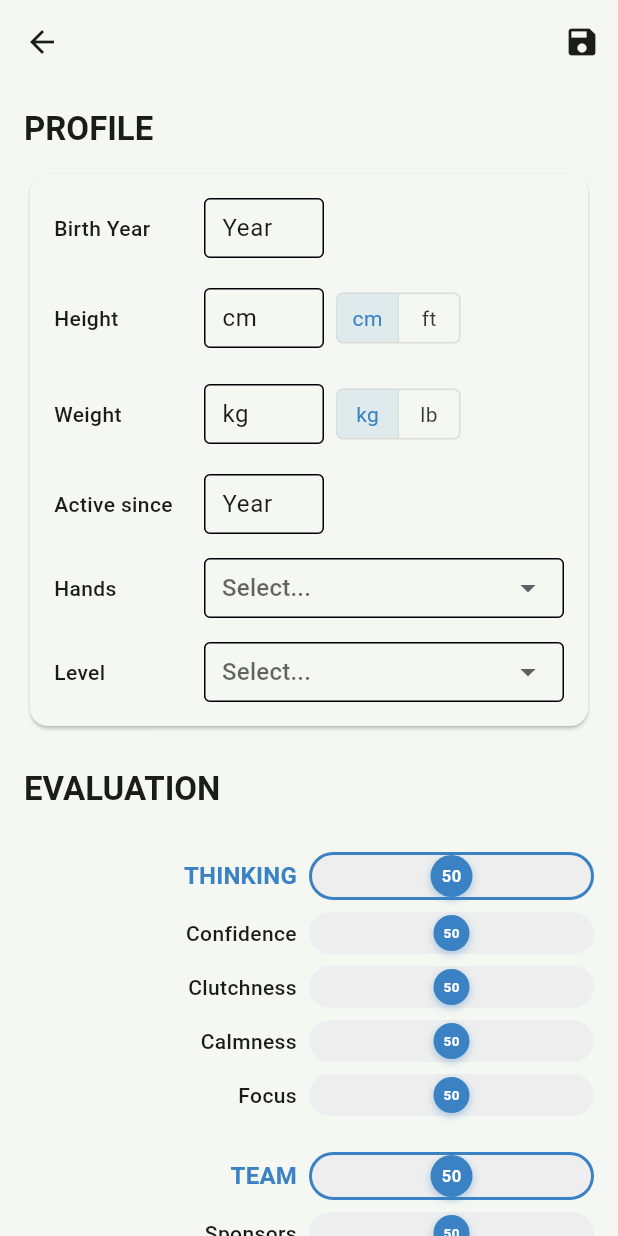
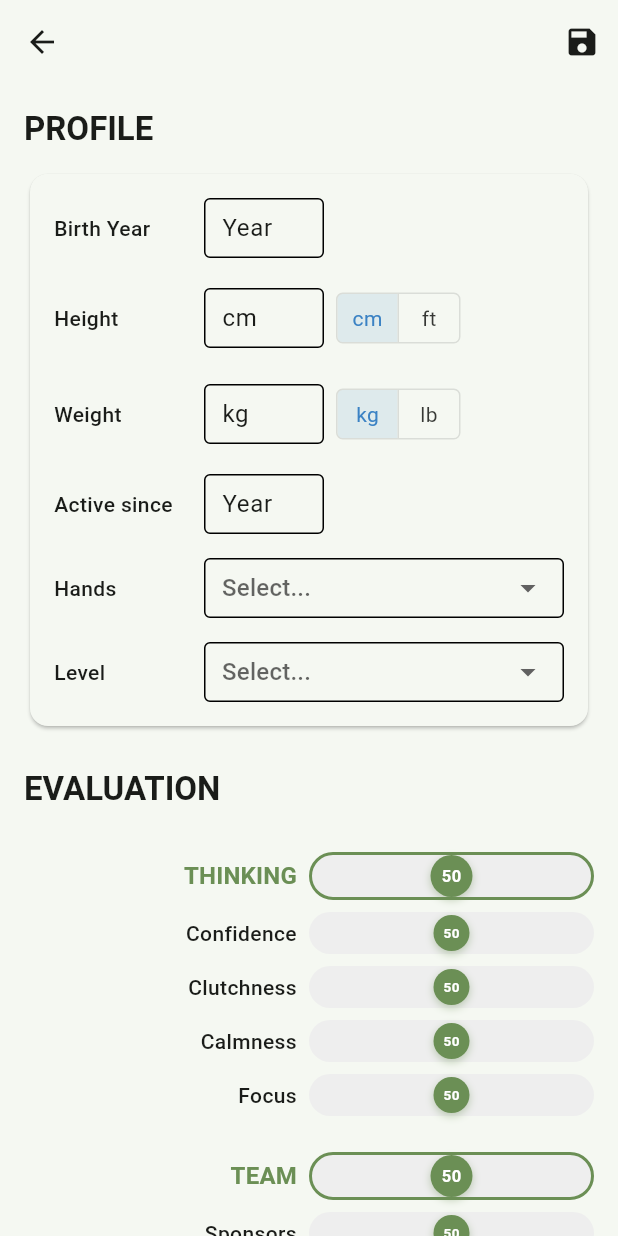
Before and after one commit to vladastankovics-cloud/tennis_tactics_agent, a Flutter app: the OpponentProfileScreen screen opened directly with empty values, on a phone screen of 412 x 824 dp. Run offline on Flutter 3.47's test engine with Material 3 defaults, Android fonts, the phone set to English and light mode, and no system bars; our stand-ins replace flutter_markdown, flutter_secure_storage, google_generative_ai, sqflite, supabase_flutter; accounts and stored records are empty.

Commit message:
Auto backup: Wed 08/05/2026 14:20:57.39

```diff
--- a/lib/screens/match_form_screen.dart
+++ b/lib/screens/match_form_screen.dart
@@ -656,7 +656,7 @@ class _MatchFormScreenState extends State<MatchFormScreen> {
                       border: const OutlineInputBorder(),
                       prefixIcon: const Icon(Icons.person, color: Colors.white),
                       suffixIcon: IconButton(
-                        icon: const Icon(Icons.analytics_outlined),
+                        icon: const Icon(Icons.edit),
                         onPressed: _openPartnerProfile,
                         tooltip: 'View partner profile',
                       ),
@@ -699,7 +699,7 @@ class _MatchFormScreenState extends State<MatchFormScreen> {
                     border: const OutlineInputBorder(),
                     prefixIcon: const Icon(Icons.person, color: Colors.black),
                     suffixIcon: IconButton(
-                      icon: const Icon(Icons.analytics_outlined),
+                      icon: const Icon(Icons.edit),
                       onPressed: _openOpponentProfile,
                       tooltip: 'View opponent profile',
                     ),
@@ -749,7 +749,7 @@ class _MatchFormScreenState extends State<MatchFormScreen> {
                       border: const OutlineInputBorder(),
                       prefixIcon: const Icon(Icons.person, color: Colors.black),
                       suffixIcon: IconButton(
-                        icon: const Icon(Icons.analytics_outlined),
+                        icon: const Icon(Icons.edit),
                         onPressed: _openOpponent2Profile,
                         tooltip: 'View opponent 2 profile',
                       ),
--- a/lib/screens/my_profile_screen.dart
+++ b/lib/screens/my_profile_screen.dart
@@ -687,8 +687,8 @@ class _MyProfileScreenState extends State<MyProfileScreen> {
   List<Widget> _buildEvaluationSection() {
     final List<Widget> widgets = [];
 
-    // Color for user profile - use theme secondary color
-    final userColor = Theme.of(context).colorScheme.secondary;
+    // Color for user profile - use strength blue
+    const userColor = Color(0xFF3B82C4); // Court blue (strength color)
 
     for (var entry in _groups.entries) {
       final groupName = entry.key;
--- a/lib/screens/opponent_profile_screen.dart
+++ b/lib/screens/opponent_profile_screen.dart
@@ -646,9 +646,9 @@ class _OpponentProfileScreenState extends State<OpponentProfileScreen> {
   List<Widget> _buildEvaluationSection() {
     final List<Widget> widgets = [];
 
-    // Colors for comparison - use theme colors
-    final opponentColor = Theme.of(context).colorScheme.primary;
-    final userColor = Theme.of(context).colorScheme.secondary;
+    // Colors for comparison - opponent in green, user baseline in blue
+    const opponentColor = Color(0xFF6B8F55); // Surround green (weakness color)
+    const userColor = Color(0xFF3B82C4); // Court blue (strength color)
 
     for (var entry in _groups.entries) {
       final groupName = entry.key;
```
